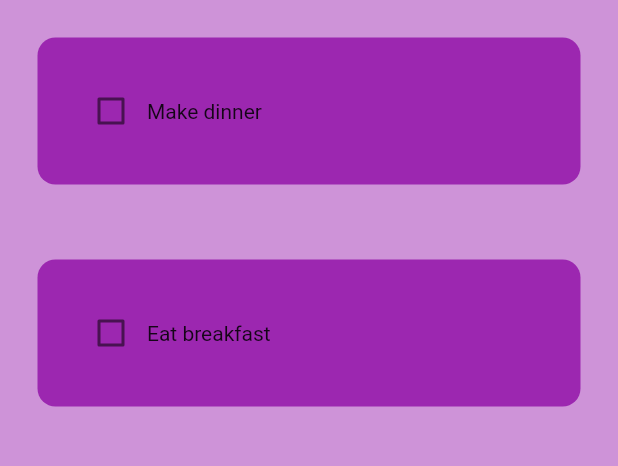
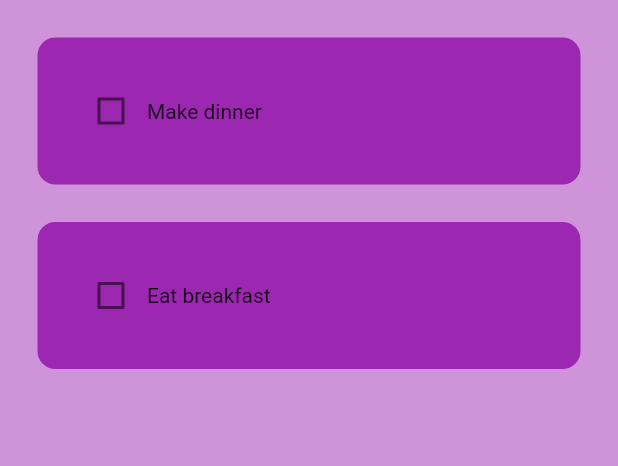
Before and after one commit to ameenakabir22/to_do_app, a Flutter app: the screen it shows after launch, on a phone screen of 412 x 824 dp, the part 84-550 px from its top. Run offline on Flutter 3.47's test engine with Material 2 defaults, Android fonts, the phone set to English and light mode, and no system bars.

Commit message:
i adjusted the padding of the to do list tiles

```diff
--- a/lib/utilities/todo_tile.dart
+++ b/lib/utilities/todo_tile.dart
@@ -14,7 +14,7 @@ class ToDoTile extends StatelessWidget {
   @override
   Widget build(BuildContext context) {
     return Padding(
-      padding: const EdgeInsets.all(25.0),
+      padding: const EdgeInsets.only(left: 25.0, right: 25, top: 25),
       child: Container(
         child: Row(
           children: [
```
